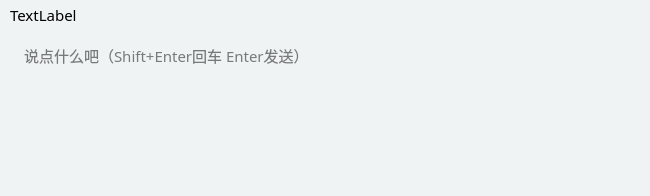
The window that LogGpt/galdialog.ui (log159/LogChat) describes before a commit, drawn with Qt 5.
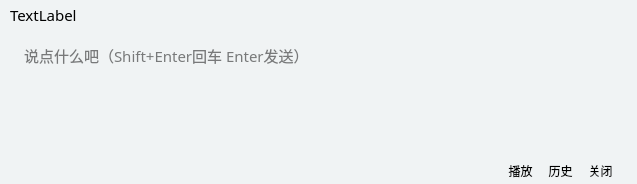
The same window after the commit.

Commit message: [feat] 添加了Gal对话框下的"播放""历史""关闭"菜单

```diff
--- a/LogGpt/galdialog.ui
+++ b/LogGpt/galdialog.ui
@@ -6,8 +6,8 @@
    <rect>
     <x>0</x>
     <y>0</y>
-    <width>650</width>
-    <height>196</height>
+    <width>637</width>
+    <height>184</height>
    </rect>
   </property>
   <property name="windowTitle">
@@ -90,6 +90,90 @@
     <bool>true</bool>
    </property>
   </widget>
+  <widget class="QPushButton" name="pushButton_history">
+   <property name="geometry">
+    <rect>
+     <x>540</x>
+     <y>160</y>
+     <width>41</width>
+     <height>21</height>
+    </rect>
+   </property>
+   <property name="styleSheet">
+    <string notr="true">QPushButton {
+    background-color:#F0F3F4 ;
+	font: 9pt ;
+    border: none;
+    border-radius: 6px;
+    padding: 0px 4px;
+}
+QPushButton:hover {
+    background-color: #FFFFFF ;
+}
+QPushButton:pressed {
+    background-color: 	#ECF0F1;
+}</string>
+   </property>
+   <property name="text">
+    <string>历史</string>
+   </property>
+  </widget>
+  <widget class="QPushButton" name="pushButton_close">
+   <property name="geometry">
+    <rect>
+     <x>580</x>
+     <y>160</y>
+     <width>41</width>
+     <height>21</height>
+    </rect>
+   </property>
+   <property name="styleSheet">
+    <string notr="true">QPushButton {
+    background-color:#F0F3F4 ;
+	font: 9pt ;
+    border: none;
+    border-radius: 6px;
+    padding: 0px 4px;
+}
+QPushButton:hover {
+    background-color: #FFFFFF ;
+}
+QPushButton:pressed {
+    background-color: 	#ECF0F1;
+}</string>
+   </property>
+   <property name="text">
+    <string>关闭</string>
+   </property>
+  </widget>
+  <widget class="QPushButton" name="pushButton_play">
+   <property name="geometry">
+    <rect>
+     <x>500</x>
+     <y>160</y>
+     <width>41</width>
+     <height>21</height>
+    </rect>
+   </property>
+   <property name="styleSheet">
+    <string notr="true">QPushButton {
+    background-color:#F0F3F4 ;
+	font: 9pt ;
+    border: none;
+    border-radius: 6px;
+    padding: 0px 4px;
+}
+QPushButton:hover {
+    background-color: #FFFFFF ;
+}
+QPushButton:pressed {
+    background-color: 	#ECF0F1;
+}</string>
+   </property>
+   <property name="text">
+    <string>播放</string>
+   </property>
+  </widget>
   <zorder>textEdit</zorder>
   <zorder>label_name</zorder>
   <zorder>pushButton</zorder>
```
Left out of the diff: 5 changed lines with no effect on the pictures. The commit also changes 7 other files.
